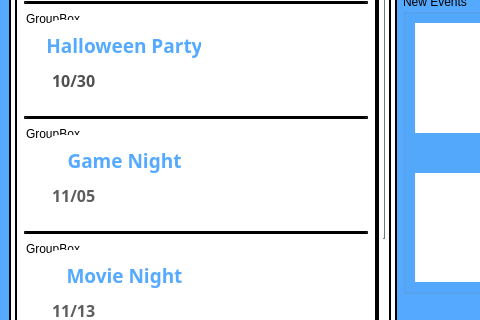
The window that homepage.ui (smhavens/MeetUp) describes before a commit, drawn with Qt 5; both pictures show x 0 to 480 and y 145 to 465 of the 800 by 600 pixel window.
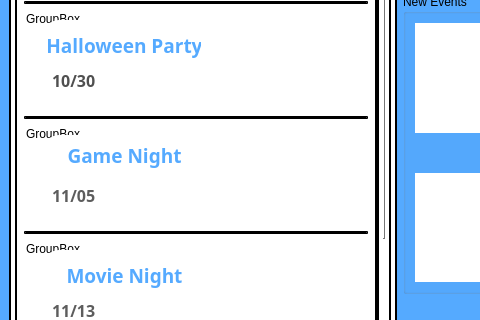
The same window after the commit.

What changed in the file:
```diff
--- a/homepage.ui
+++ b/homepage.ui
@@ -209,7 +209,7 @@
        <property name="geometry">
         <rect>
          <x>0</x>
-         <y>-137</y>
+         <y>-100</y>
          <width>364</width>
          <height>525</height>
         </rect>
@@ -574,7 +574,7 @@
              <x>20</x>
              <y>10</y>
              <width>161</width>
-             <height>51</height>
+             <height>41</height>
             </rect>
            </property>
            <property name="palette">
@@ -702,6 +702,11 @@
              <bold>true</bold>
             </font>
            </property>
+           <property name="styleSheet">
+            <string notr="true">QPushButton:hover {
+            background:  rgb(170, 0, 0);
+}</string>
+           </property>
            <property name="text">
             <string>Game Night</string>
            </property>
```
Left out of the diff: 33 changed lines with no effect on the pictures.
